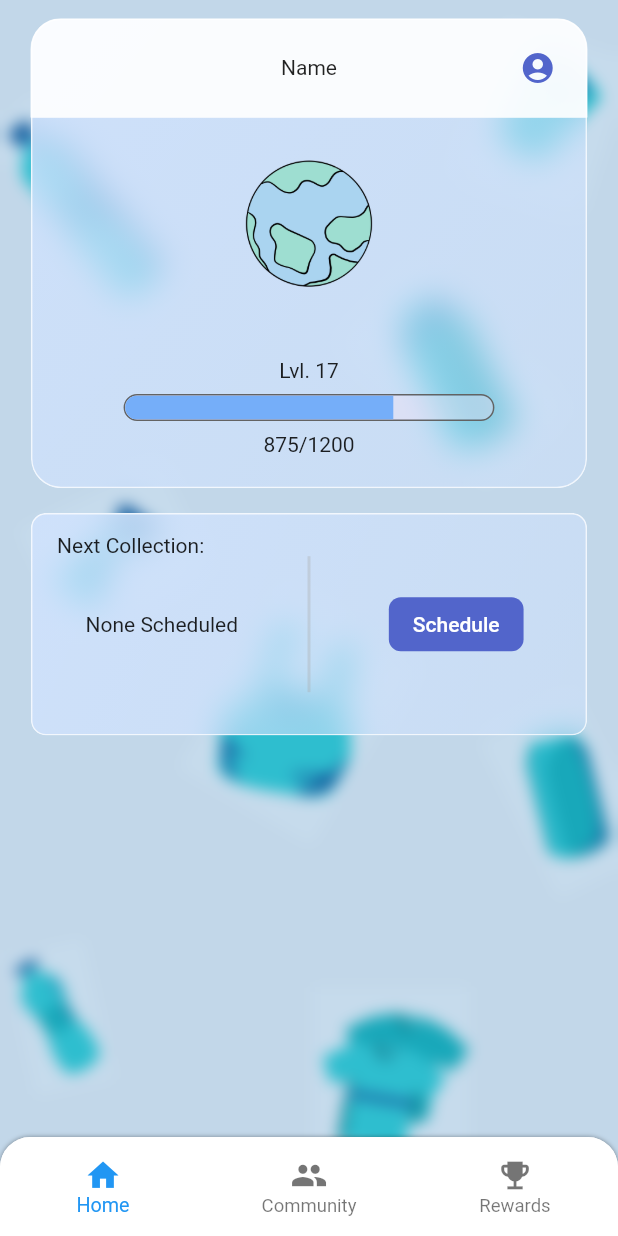
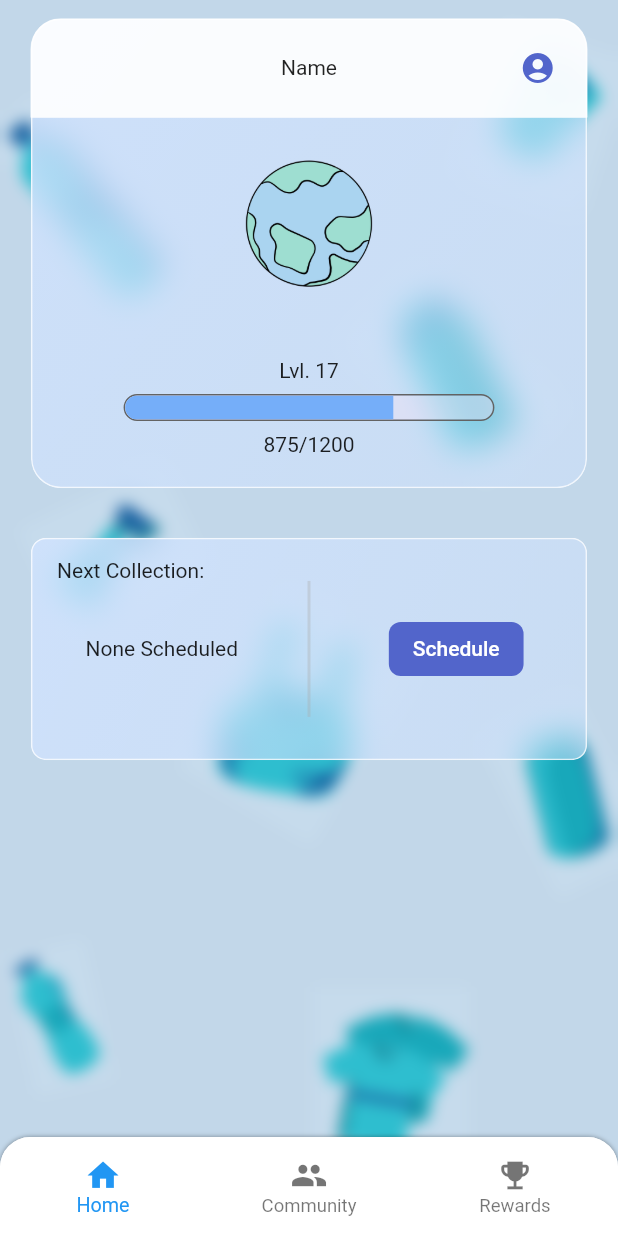
Before and after one commit to tshuenhau/restart, a Flutter app: the App screen opened directly, on a phone screen of 412 x 824 dp. Run offline on Flutter 3.47's test engine with Material 2 defaults, Android fonts, the phone set to English and light mode, and no system bars; drawn by our look-alikes of animated_flip_counter, percent_indicator; our stand-ins replace animated_text_kit, auto_size_text, calendar_timeline, double_back_to_close_app, firebase_auth, firebase_core and 9 more; missing offline and left inert: material_dialogs; accounts and stored records are empty; statements that could not run were skipped.

Commit message:
Fix UI bug in next schedule tile

```diff
--- a/lib/env.dart
+++ b/lib/env.dart
@@ -1,4 +1,5 @@
-// const API_URL = "https://re-start-backend.onrender.com";
-const API_URL = "http://localhost:3000";
+const API_URL = "https://re-start-backend.onrender.com";
+// const API_URL = "http://localhost:3000";
 const GOOGLE_MAPS_API_KEY = "AIzaSyBKowCOQuSLqhiTGCHW6sHdzBT4fDnYkbI";
 const TIMESLOTS_API_URL = "http://localhost:3001";
+// const TIMESLOTS_API_URL = "https://allocation-service.onrender.com";
--- a/lib/models/TransactionModel.dart
+++ b/lib/models/TransactionModel.dart
@@ -30,7 +30,7 @@ class TransactionModel {
       id: json['_id'],
       user: json['seller'],
       seller: json['collector'],
-      date: DateTime.parse(json['date']),
+      date: DateTime.parse(json['date']).toLocal(),
       location: json['location'],
       points: json['points'].toInt(),
       weight: json['weight'].toDouble(),
--- a/lib/screens/HomeScreen.dart
+++ b/lib/screens/HomeScreen.dart
@@ -40,22 +40,21 @@ class HomeScreen extends StatelessWidget {
               verticalSpacing,
               txnController.upcomingTxns.isEmpty &&
                       txnController.hasInitialised.value
-                  ? NextCollectionCard(isScheduled: false)
+                  ? verticalSpacing
                   : txnController.upcomingTxns.isNotEmpty
                       ? ListView.builder(
                           physics: const NeverScrollableScrollPhysics(),
                           shrinkWrap: true,
                           itemBuilder: (context, i) {
                             return Column(children: [
-                              NextCollectionCard(isScheduled: true),
-                              NextCollectionCard(isScheduled: false),
-                              verticalSpacing
+                              NextCollectionCard(isScheduled: true, i: i),
+                              verticalSpacing,
                             ]);
                           },
                           itemCount: txnController.upcomingTxns.length,
                         )
-                      : const SizedBox(),
-              verticalSpacing,
+                      : verticalSpacing,
+              NextCollectionCard(isScheduled: false, i: null),
               ListView.builder(
                 shrinkWrap: true,
                 physics: const NeverScrollableScrollPhysics(),
--- a/lib/widgets/NextCollectionCard.dart
+++ b/lib/widgets/NextCollectionCard.dart
@@ -14,10 +14,11 @@ import 'package:restart/controllers/TxnController.dart';
 import 'package:intl/intl.dart';
 
 class NextCollectionCard extends StatelessWidget {
-  NextCollectionCard({Key? key, required this.isScheduled}) : super(key: key);
+  NextCollectionCard({Key? key, required this.isScheduled, required this.i})
+      : super(key: key);
 
   bool isScheduled;
-
+  int? i;
   @override
   Widget build(BuildContext context) {
     TxnController txnController = Get.find();
@@ -30,7 +31,7 @@ class NextCollectionCard extends StatelessWidget {
           leftChild: Column(
             mainAxisSize: MainAxisSize.min,
             children: [
-              Text(DateFormat.jm().format(txnController.upcomingTxns[0].date)),
+              Text(DateFormat.jm().format(txnController.upcomingTxns[i!].date)),
               Text(DateFormat.MMMMd()
                   .format(txnController.upcomingTxns[0].date)),
             ],
```
Also changed, not shown: lib/widgets/Bookings/Timeslots.dart (+4 -4 lines).
